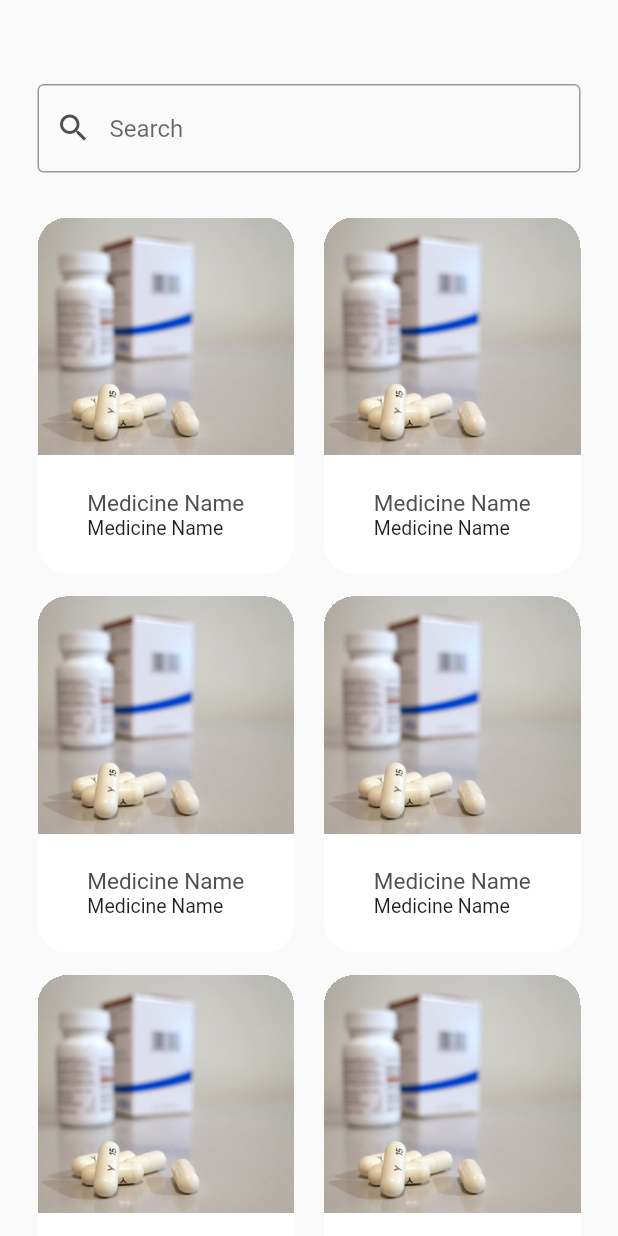
After one commit to ahmedbakr9/baraeim, a Flutter app: the MedicinesScreen screen opened directly, on a phone screen of 412 x 824 dp. The commit adds this screen. Run offline on Flutter 3.47's test engine with Material 2 defaults, Android fonts, the phone set to English and light mode, and no system bars; our stand-ins replace get; missing offline and left inert: calendar_agenda.

Commit message:
finish the second 2 page

```diff
--- a/lib/assets.dart
+++ b/lib/assets.dart
@@ -9,6 +9,7 @@ class Assets{
   static const String lengthIcon='assets/lengthIcon.png';
   static const String stepsIcon='assets/stepsIcon.png';
   static const String weightIcon='assets/weightIcon.png';
+  static const String bigMedicine='assets/bigMedicine.png';
   static const String bottleWaterImage='assets/bottleWaterImage.png';
   static const String notActiveAlarm = 'assets/notActiveAlarm.png';
   static const String notActiveProfile = 'assets/notActiveProfile.png';
@@ -16,7 +17,9 @@ class Assets{
   static const String notActivehome = 'assets/notActivehome.png';
   static const String activeAlarm = 'assets/activeAlarm.png';
   static const String activeHome = 'assets/activeHome.png';
+  static const String blackBackGround = 'assets/blackBackGround.png';
   static const String activeProfile = 'assets/activeProfile.png';
   static const String activePulse = 'assets/activePulse.png';
+  static const String medicine = 'assets/medicine.png';
   static const String headerActiveIcon = 'assets/headerActiveIcon.png';
 }
--- a/lib/colors_app.dart
+++ b/lib/colors_app.dart
@@ -10,6 +10,7 @@ class ColorsApp{
   static const Color indio=Color(0xff6A7AFA);
   static const Color green=Color(0xff58CF99);
   static const Color orange=Color(0xffFF9D00);
+  static const Color subtitleColor=Color(0xff8C8A8A);
   static const Color white=Colors.white;
   static const Color black=Colors.black;
 }
--- /dev/null
+++ b/lib/medicines_page/presentation/pages/medicines_screen.dart
@@ -0,0 +1,65 @@
+import 'package:baraeim/assets.dart';
+import 'package:baraeim/colors_app.dart';
+import 'package:baraeim/medicines_page/presentation/widgets/card_medicine.dart';
+import 'package:flutter/material.dart';
+
+class MedicinesScreen extends StatelessWidget {
+  const MedicinesScreen({super.key});
+
+  @override
+  Widget build(BuildContext context) {
+    TextEditingController controller = TextEditingController();
+    return Scaffold(
+      backgroundColor: Colors.grey.withOpacity(0.05),
+      appBar: AppBar(
+        backgroundColor: Colors.transparent,
+        elevation: 0,
+      ),
+      body: Padding(
+        padding: const EdgeInsets.symmetric(horizontal: 25),
+        child: Column(
+          children: [
+            TextField(
+              controller: controller,
+              cursorColor: ColorsApp.primary,
+              decoration: const InputDecoration(
+                prefixIcon: Icon(
+                  Icons.search,
+                  color: ColorsApp.textColor,
+                ),
+                hintText: 'Search',
+                border: OutlineInputBorder(
+                  borderSide: BorderSide(
+                    color: ColorsApp.textColor,
+                  ),
+                ),
+                focusedBorder: OutlineInputBorder(
+                  borderSide: BorderSide(
+                    color: ColorsApp.primary,
+                  ),
+                ),
+              ),
+            ),
+            SizedBox(height: 30,),
+            Expanded(
+              child: GridView.builder(
+                gridDelegate: const SliverGridDelegateWithFixedCrossAxisCount(
+                  crossAxisCount: 2,
+                  childAspectRatio: .72,
+                  crossAxisSpacing: 20,
+                  mainAxisSpacing: 15,
+                ),
+                itemBuilder: (context, index) {
+                  return CardMedicine(title: 'Medicine Name',
+                    subtitle: 'Medicine Name',
+                    image: Assets.medicine,);
+                },
+                itemCount: 20,
+              ),
+            )
+          ],
+        ),
+      ),
+    );
+  }
+}
--- /dev/null
+++ b/lib/medicines_page/presentation/widgets/card_medicine.dart
@@ -0,0 +1,49 @@
+import 'package:baraeim/colors_app.dart';
+import 'package:flutter/material.dart';
+import 'package:get/get.dart';
+
+import '../../../assets.dart';
+import '../pages/medicine_details_screen.dart';
+
+class CardMedicine extends StatelessWidget {
+  const CardMedicine({super.key, required this.title, required this.subtitle, required this.image});
+final String title;
+final String subtitle;
+final String image;
+  @override
+  Widget build(BuildContext context) {
+    return InkWell(
+      onTap: () {
+        Get.to(MedicineDetailsScreen());
+      },
+      child: Container(
+        clipBehavior: Clip.hardEdge,
+        decoration: BoxDecoration(
+          // boxShadow: [BoxShadow(color: Colors.grey,spreadRadius: 5,blurRadius: 20)],
+            color: ColorsApp.white,borderRadius: BorderRadius.circular(20)
+
+
+        ),
+        child: Column(children: [
+          Expanded(
+
+            child: Image.asset(image,fit: BoxFit.cover,width: double.infinity,),flex: 4,),
+           Expanded(flex: 2,
+            child: Padding(
+              padding:  EdgeInsets.symmetric(horizontal: 12.0),
+              child: Column(
+                mainAxisAlignment: MainAxisAlignment.center,
+                crossAxisAlignment: CrossAxisAlignment.start,
+
+                children: [
+                  Text(title,style: TextStyle(fontSize: 15,color: ColorsApp.textColor),),
+                  Text(subtitle,style: TextStyle(fontSize: 13,overflow: TextOverflow.ellipsis),maxLines: 1,),
+                ],
+              ),
+            ),
+          )
+        ],),
+      ),
+    );;
+  }
+}
--- a/pubspec.yaml
+++ b/pubspec.yaml
@@ -36,6 +36,7 @@ dependencies:
   # Use with the CupertinoIcons class for iOS style icons.
   cupertino_icons: ^1.0.2
   calendar_agenda: ^0.0.2+3
+  get: ^4.6.5
 
 dev_dependencies:
   flutter_test:
```
Also changed, not shown: lib/base_page/presentation/pages/base_page.dart (+9 -7 lines), lib/home_page/presentation/pages/home_screen.dart (+6 -61 lines), lib/home_page/presentation/widgets/water_dialog.dart (added, +70 -0 lines), lib/main.dart (+7 -3 lines), lib/medicines_page/presentation/pages/medicine_details_screen.dart (added, +54 -0 lines), assets/bigMedicine.png (added), assets/medicine.png (added), lib/generated/assets.dart, pubspec.lock.
